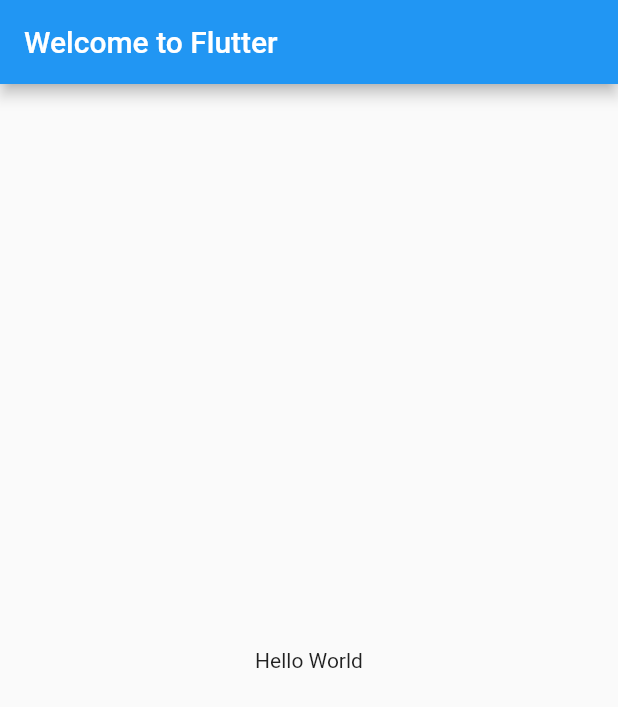
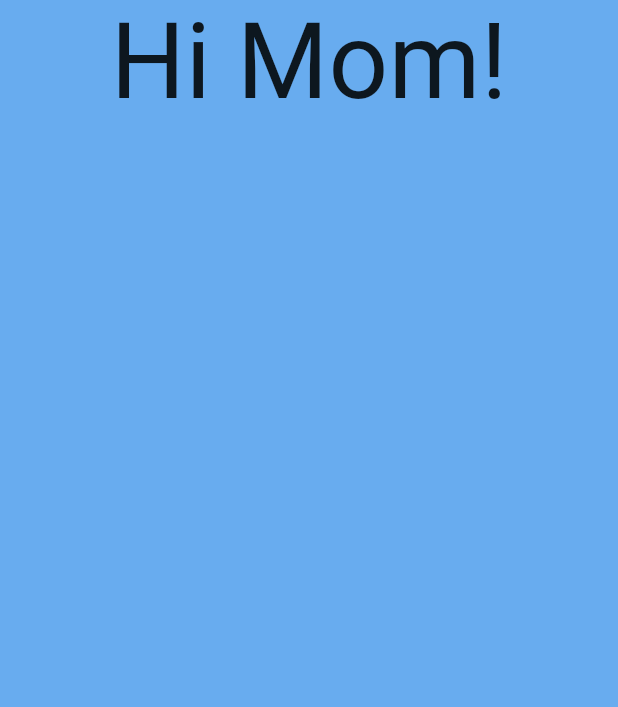
Before and after one commit to niklegault/StatGlass, a Flutter app: the screen it shows after launch, on a phone screen of 412 x 824 dp. Shown: the top 707 px of the screen. Run offline on Flutter 3.47's test engine with Material 2 defaults, Android fonts, the phone set to English and light mode, and no system bars.

Commit message:
This is confusing but I'll figure it out!

```diff
--- a/my_app/lib/main.dart
+++ b/my_app/lib/main.dart
@@ -1,7 +1,3 @@
-// Copyright 2018 The Flutter team. All rights reserved.
-// Use of this source code is governed by a BSD-style license that can be
-// found in the LICENSE file.
-
 import 'package:flutter/material.dart';
 
 void main() {
@@ -13,16 +9,18 @@ class MyApp extends StatelessWidget {
 
   @override
   Widget build(BuildContext context) {
-    return MaterialApp(
-      title: 'Welcome to Flutter',
-      home: Scaffold(
-        appBar: AppBar(
-          title: const Text('Welcome to Flutter'),
-        ),
-        body: const Center(
-          child: Text('Hello World'),
-        ),
-      ),
-    );
+    return const MaterialApp(
+        title: 'Welcome to Flutter',
+        home: Scaffold(
+          backgroundColor: Color.fromARGB(252, 102, 171, 239),
+          body: Align(
+            alignment: Alignment.topCenter,
+            child: Text(
+              'Hi Mom!',
+              selectionColor: Color.fromARGB(255, 44, 82, 150),
+              textScaleFactor: 5,
+            ),
+          ),
+        ));
   }
 }
```
